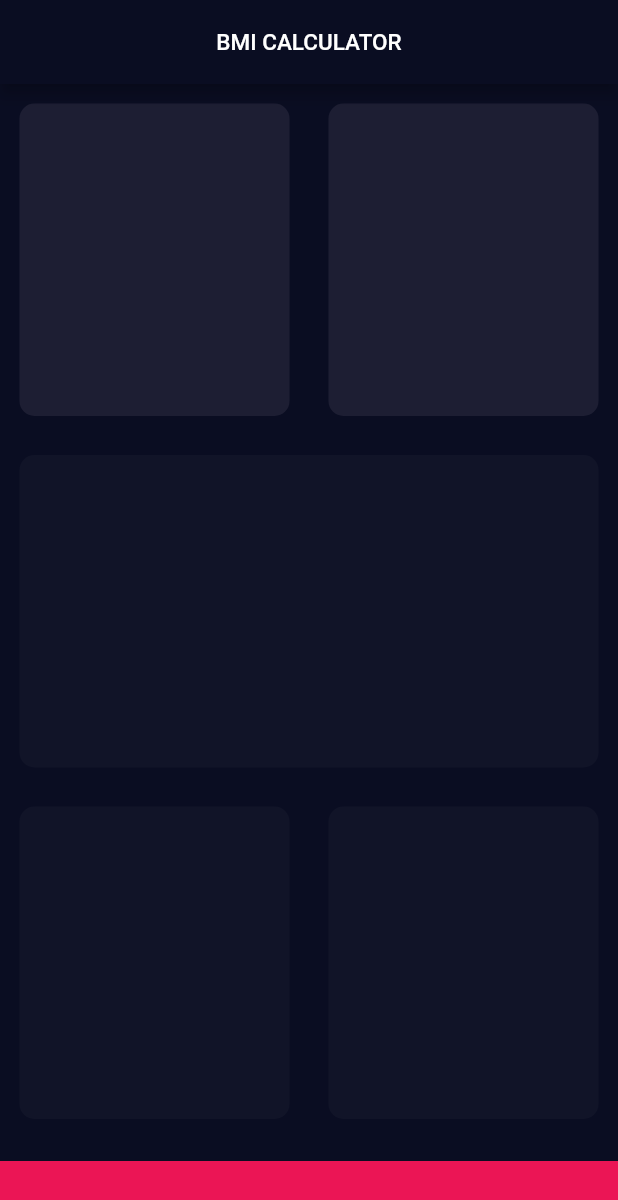
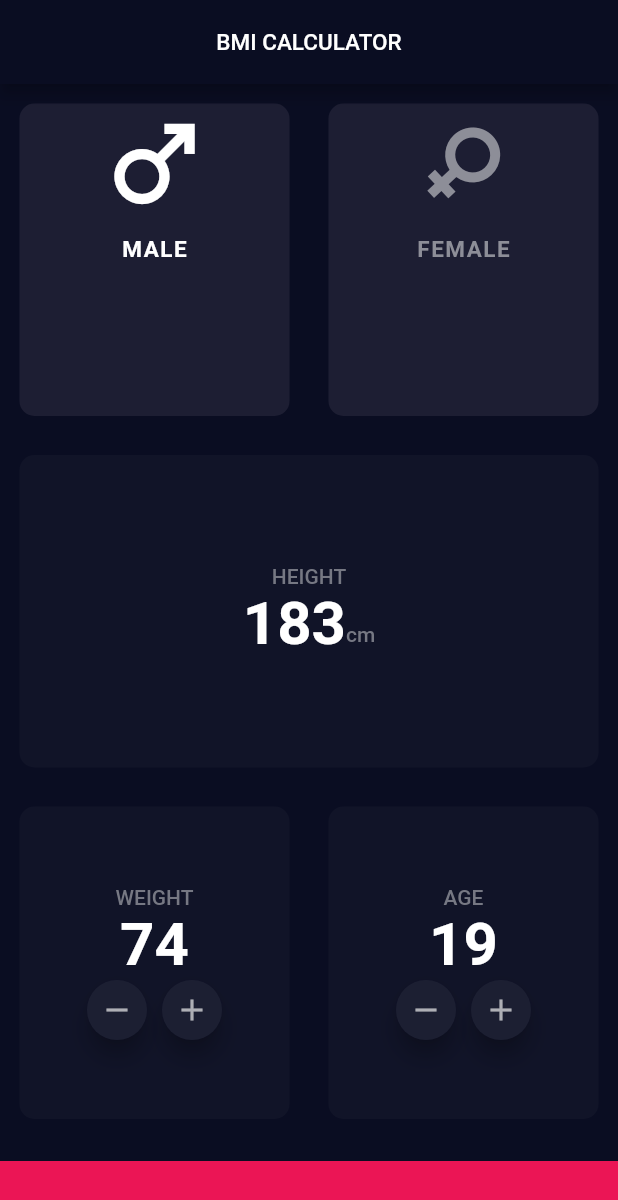
Before and after one commit to zeeshi2k1/bmi_calculator, a Flutter app: the screen it shows after launch, on a phone screen of 412 x 824 dp. Shown: the top 1200 px of the screen. Run offline on Flutter 3.47's test engine with Material 2 defaults, Android fonts, the phone set to English and light mode, and no system bars.

Commit message:
Initiat commit

```diff
--- /dev/null
+++ b/lib/gender_card.dart
@@ -0,0 +1,40 @@
+import 'package:flutter/material.dart';
+
+class genderCard extends StatelessWidget {
+
+  genderCard({
+    required this.angleValue,
+    required this.title,
+    required this.icon,
+    required this.coloring
+  });
+
+  final double angleValue;
+  final String title;
+  final Icon icon;
+  final Color coloring;
+
+  @override
+  Widget build(BuildContext context) {
+    return Column(
+      children: <Widget>[
+        Transform.rotate(
+          angle: angleValue,
+          child: icon,
+        ),
+        SizedBox(
+          height: 8,
+        ),
+        Text(
+          title,
+          style: TextStyle(
+              letterSpacing: 1,
+              fontWeight: FontWeight.bold,
+              fontSize: 15,
+              color: coloring
+          ),
+        ),
+      ],
+    );
+  }
+}
--- a/lib/input_page.dart
+++ b/lib/input_page.dart
@@ -1,4 +1,14 @@
 import 'package:flutter/material.dart';
+import 'reuseable_card.dart';
+import 'gender_card.dart';
+
+const genderCardColor = Color(0xFF1D1E33);
+const cardColor = Color(0xFF111428);
+const activeColor = Colors.white;
+const inactiveColor = Color(0xFF8D8E98);
+const bottomButtonColor = Color(0xFFEB1555);
+
+
 
 class InputPage extends StatefulWidget {
   @override
@@ -6,6 +16,20 @@ class InputPage extends StatefulWidget {
 }
 
 class _InputPageState extends State<InputPage> {
+
+  Color maleColor = activeColor;
+  Color femaleColor = inactiveColor;
+
+  void updateColor(String gender){
+    if (gender == "male") {
+      maleColor = activeColor;
+      femaleColor = inactiveColor;
+    }
+    else if (gender == "female") {
+      femaleColor = activeColor;
+      maleColor = inactiveColor;
+    }
+  }
   @override
   Widget build(BuildContext context) {
     return Scaffold(
@@ -20,39 +44,60 @@ class _InputPageState extends State<InputPage> {
         ),
       ),
       body: Column(
-        crossAxisAlignment: CrossAxisAlignment.stretch,
-        children: [
-          Padding(
-            padding: const EdgeInsets.symmetric(vertical: 20, horizontal: 20),
-            child: Column(
-              mainAxisAlignment: MainAxisAlignment.center,
-              children: <Widget>[
-                Row(
         children: <Widget>[
           Expanded(
-                      child: genderCard(angleValue: 0, title: "MALE", icon: Icon(Icons.male),),
+            child: Row(
+              children: <Widget>[
+                Expanded(
+                  child: GestureDetector(
+                    onTap: (){
+                      setState(() {
+                        updateColor("male");
+                      });
+                    },
+                    child: ReuseableCard(
+                      hexColor: genderCardColor,
+                      childCard: genderCard(
+                        angleValue: 0,
+                        title: "MALE",
+                        icon: Icon(
+                            Icons.male,
+                            color: maleColor,
                         ),
-                    SizedBox(
-                      width: 5,
+                        coloring: maleColor,
+                      ),
+                    ),
+                  ),
                 ),
                 Expanded(
-                      child: genderCard(angleValue: 44.8, title: "FEMALE", icon: Icon(Icons.female),),
+                  child: GestureDetector(
+                    onTap: (){
+                      setState(() {
+                        updateColor("female");
+                      });
+                    },
+                    child: ReuseableCard(
+                      hexColor: genderCardColor,
+                      childCard: genderCard(
+                        angleValue: 44.8,
+                        title: "FEMALE",
+                        icon: Icon(
+                            Icons.female,
+                            color: femaleColor,
+                        ),
+                        coloring: femaleColor,
+                      ),
+                    ),
+                  ),
                 ),
               ],
             ),
-                SizedBox(
-                  height: 20,
           ),
-                Container(
-                  height: 150,
-                  width: 500,
-                  decoration: BoxDecoration(
-                    borderRadius: BorderRadius.circular(5.0),
-                    color: Color(0xFF111428),
-                  ),
-                  child: Padding(
-                    padding: const EdgeInsets.all(16.0),
-                    child: Column(
+          Expanded(
+            child: ReuseableCard(
+              hexColor: cardColor,
+              childCard: Column(
+              mainAxisAlignment: MainAxisAlignment.center,
                 children: <Widget>[
                   Text(
                     "HEIGHT",
@@ -87,114 +132,24 @@ class _InputPageState extends State<InputPage> {
               ),
             ),
           ),
-                SizedBox(
-                  height: 20,
-                ),
-                Row(
-                  mainAxisSize: MainAxisSize.min,
+          Expanded(
+            child: Row(
               children: <Widget>[
                 Expanded(
-                      child: cardIDWA(title: "WEIGHT", value: "74"),
-                    ),
-                    SizedBox(
-                      width: 5,
-                    ),
-                    Expanded(
-                      child: cardIDWA(title: "AGE", value: "19"),
-                    ),
-                  ],
-                ),
-              ],
-            ),
-          ),
-          Expanded(
-            child: TextButton(
-              style: TextButton.styleFrom(
-                backgroundColor: Color(0xFFEB1555),
-                foregroundColor: Colors.pink[400],
-                shape: RoundedRectangleBorder(
-                  borderRadius: BorderRadius.zero,
-                ),
-              ),
-              onPressed: () {},
-              child: Text(
-                "CALCULATE YOUR BMI",
-                style: TextStyle(
-                  color: Colors.white,
-                  letterSpacing: 2,
-                ),
-              ),
-            ),
-          ),
-        ],
-      ),
-    );
-  }
-}
-
-class genderCard extends StatelessWidget {
-  genderCard({required this.angleValue, required this.title, required this.icon});
-
-  final double angleValue;
-  final String title;
-  final Icon icon;
-
-  @override
-  Widget build(BuildContext context) {
-    return ElevatedButton(
-      onPressed: () {},
-      child: Container(
-        margin: EdgeInsets.symmetric(vertical: 12),
-        child: Column(
-          children: <Widget>[
-            Transform.rotate(
-              angle: angleValue,
-              child: icon,
-            ),
-            SizedBox(
-              height: 8,
-            ),
-            Text(
-              title,
-              style: TextStyle(
-                  letterSpacing: 1,
-                  fontWeight: FontWeight.bold,
-                  fontSize: 15),
-            ),
-          ],
-        ),
-      ),
-    );
-  }
-}
-
-
-class cardIDWA extends StatelessWidget {
-  cardIDWA({required this.title, required this.value});
-
-  final String title;
-  final String value;
-
-  @override
-  Widget build(BuildContext context) {
-    return Container(
-      decoration: BoxDecoration(
-        borderRadius: BorderRadius.circular(5.0),
-        color: Color(0xFF111428),
-      ),
-      child: Padding(
-        padding: const EdgeInsets.all(13.0),
-        child: Column(
+                  child: ReuseableCard(
+                    hexColor: cardColor,
+                    childCard: Column(
+                      mainAxisAlignment: MainAxisAlignment.center,
                       children: <Widget>[
                         Text(
-              title,
+                          "WEIGHT",
                           style: TextStyle(
                             color: Color(0xFF767883),
                             fontWeight: FontWeight.w500,
                           ),
                         ),
                         Text(
-              value,
+                          "74",
                           style: TextStyle(
                             fontWeight: FontWeight.bold,
                             fontSize: 40,
@@ -233,6 +188,72 @@ class cardIDWA extends StatelessWidget {
                       ],
                     ),
                   ),
+                ),
+                Expanded(
+                  child: ReuseableCard(
+                    hexColor: cardColor,
+                    childCard: Column(
+                    mainAxisAlignment: MainAxisAlignment.center,
+                      children: <Widget>[
+                        Text(
+                          "AGE",
+                          style: TextStyle(
+                            color: Color(0xFF767883),
+                            fontWeight: FontWeight.w500,
+                          ),
+                        ),
+                        Text(
+                          "19",
+                          style: TextStyle(
+                            fontWeight: FontWeight.bold,
+                            fontSize: 40,
+                          ),
+                        ),
+                        Row(
+                          mainAxisAlignment: MainAxisAlignment.center,
+                          children: <Widget>[
+                            Container(
+                              height: 40,
+                              width: 40,
+                              child: FloatingActionButton(
+                                onPressed: () {},
+                                child: Icon(
+                                  Icons.remove,
+                                  color: Color(0xFFAEAFB5),
+                                ),
+                              ),
+                            ),
+                            SizedBox(
+                              width: 10,
+                            ),
+                            Container(
+                              height: 40,
+                              width: 40,
+                              child: FloatingActionButton(
+                                onPressed: () {},
+                                child: Icon(
+                                  Icons.add,
+                                  color: Color(0xFFAEAFB5),
+                                ),
+                              ),
+                            ),
+                          ],
+                        ),
+                      ],
+                    ),
+                  ),
+                ),
+              ],
+            ),
+          ),
+          Container(
+            color: bottomButtonColor,
+            margin: EdgeInsets.only(top: 15),
+            height: 50,
+            width: double.infinity,
+          ),
+        ],
+      ),
     );
   }
 }
--- a/lib/input_page2.dart
+++ /dev/null
@@ -1,85 +0,0 @@
-import 'package:bmi/input_page.dart';
-import 'package:flutter/material.dart';
-
-const genderCardColor = Color(0xFF1D1E33);
-const activeCardColor = Color(0xFF111428);
-const bottomButtonColor = Color(0xFFEB1555);
-
-
-
-class InputPage extends StatefulWidget {
-  @override
-  _InputPageState createState() => _InputPageState();
-}
-
-class _InputPageState extends State<InputPage> {
-  @override
-  Widget build(BuildContext context) {
-    return Scaffold(
-      appBar: AppBar(
-        title: Center(
-          child: Text(
-            'BMI CALCULATOR',
-            style: TextStyle(
-              fontSize: 15,
-            ),
-          ),
-        ),
-      ),
-      body: Column(
-        children: <Widget>[
-          Expanded(
-            child: Row(
-              children: <Widget>[
-                Expanded(
-                  child: ReuseableCard(hexColor: genderCardColor),
-                ),
-                Expanded(
-                  child: ReuseableCard(hexColor: genderCardColor),
-                ),
-              ],
-            ),
-          ),
-          Expanded(
-            child: ReuseableCard(hexColor: activeCardColor),
-          ),
-          Expanded(
-            child: Row(
-              children: <Widget>[
-                Expanded(
-                  child: ReuseableCard(hexColor: activeCardColor),
-                ),
-                Expanded(
-                  child: ReuseableCard(hexColor: activeCardColor),
-                ),
-              ],
-            ),
-          ),
-          Container(
-            color: bottomButtonColor,
-            margin: EdgeInsets.only(top: 15),
-            height: 50,
-            width: double.infinity,
-          ),
-        ],
-      ),
-    );
-  }
-}
-
-class ReuseableCard extends StatelessWidget {
-  ReuseableCard({required this.hexColor});
-
-  final Color hexColor;
-
-  @override
-  Widget build(BuildContext context) {
-    return Container(
-      margin: EdgeInsets.all(13),
-      decoration: BoxDecoration(
-        color: hexColor,
-        borderRadius: BorderRadius.circular(10),
-      ),
-    );
-  }
-}
--- a/lib/main.dart
+++ b/lib/main.dart
@@ -1,5 +1,5 @@
 import 'package:flutter/material.dart';
-import 'input_page2.dart';
+import 'input_page.dart';
 import 'output_page.dart';
 
 void main() => runApp(BMICalculator());
--- /dev/null
+++ b/lib/reuseable_card.dart
@@ -0,0 +1,24 @@
+import 'package:flutter/material.dart';
+
+class ReuseableCard extends StatelessWidget {
+
+  ReuseableCard({
+    required this.hexColor,
+    required this.childCard
+  });
+
+  final Color hexColor;
+  final Widget childCard;
+
+  @override
+  Widget build(BuildContext context) {
+    return Container(
+      child: childCard,
+      margin: EdgeInsets.all(13),
+      decoration: BoxDecoration(
+        color: hexColor,
+        borderRadius: BorderRadius.circular(10),
+      ),
+    );
+  }
+}
```
Also changed, not shown: lib/my_input_page.dart (added, +238 -0 lines). Lines whose indentation alone changed are shown as unchanged.
